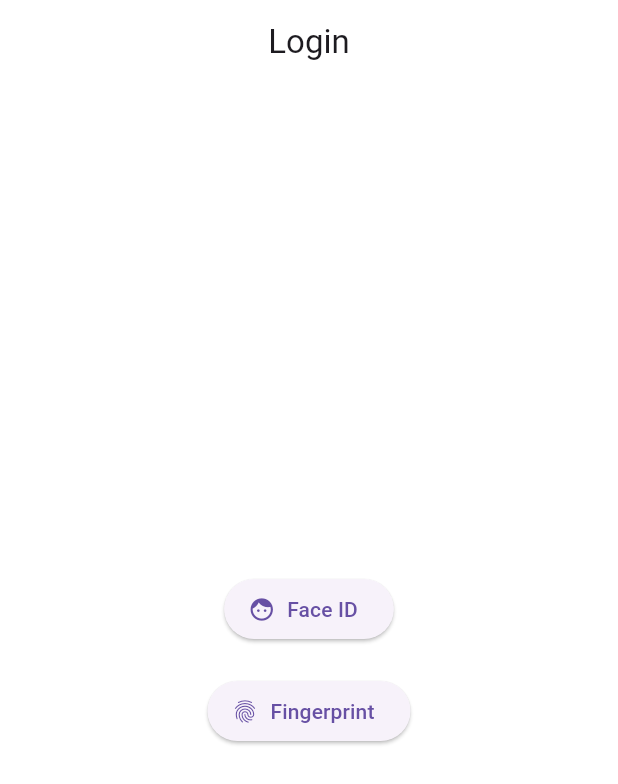
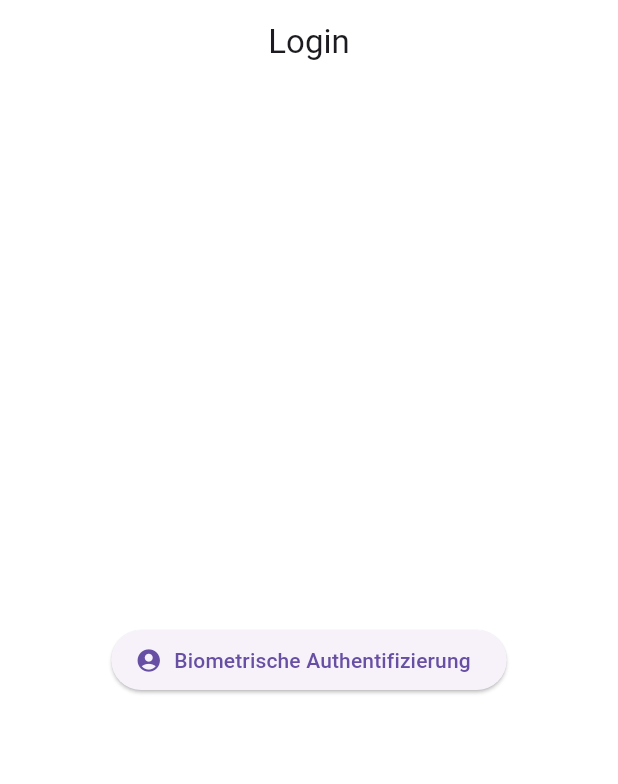
Before and after one commit to Marroeme/baflutter2, a Flutter app: the screen it shows after launch, on a phone screen of 412 x 824 dp. Shown: the top 784 px of the screen. Run offline on Flutter 3.47's test engine with Material 3 defaults, Android fonts, the phone set to English and light mode, and no system bars; our stand-ins replace camera, flutter_local_notifications, geolocator, google_maps_flutter, local_auth, logger and 2 more; missing offline and left inert: image_editor_plus.

Commit message:
Login Button Anpassung

```diff
--- a/lib/presentation/widgets/login_page.dart
+++ b/lib/presentation/widgets/login_page.dart
@@ -28,15 +28,9 @@ class _LoginPageState extends State<LoginPage> {
           mainAxisAlignment: MainAxisAlignment.center,
           children: <Widget>[
             ElevatedButton.icon(
-              icon: const Icon(Icons.face),
-              label: const Text("Face ID"),
-              onPressed: () => _authenticate(BiometricType.face),
-            ),
-            const SizedBox(height: 20),
-            ElevatedButton.icon(
-              icon: const Icon(Icons.fingerprint),
-              label: const Text("Fingerprint"),
-              onPressed: () => _authenticate(BiometricType.fingerprint),
+              icon: const Icon(Icons.account_circle),
+              label: const Text("Biometrische Authentifizierung"),
+              onPressed: () => _authenticate(),
             ),
           ],
         ),
@@ -44,7 +38,7 @@ class _LoginPageState extends State<LoginPage> {
     );
   }
 
-  Future<void> _authenticate(BiometricType biometricMethod) async {
+  Future<void> _authenticate() async {
     bool authenticated = false;
     try {
       authenticated = await auth.authenticate(
```
